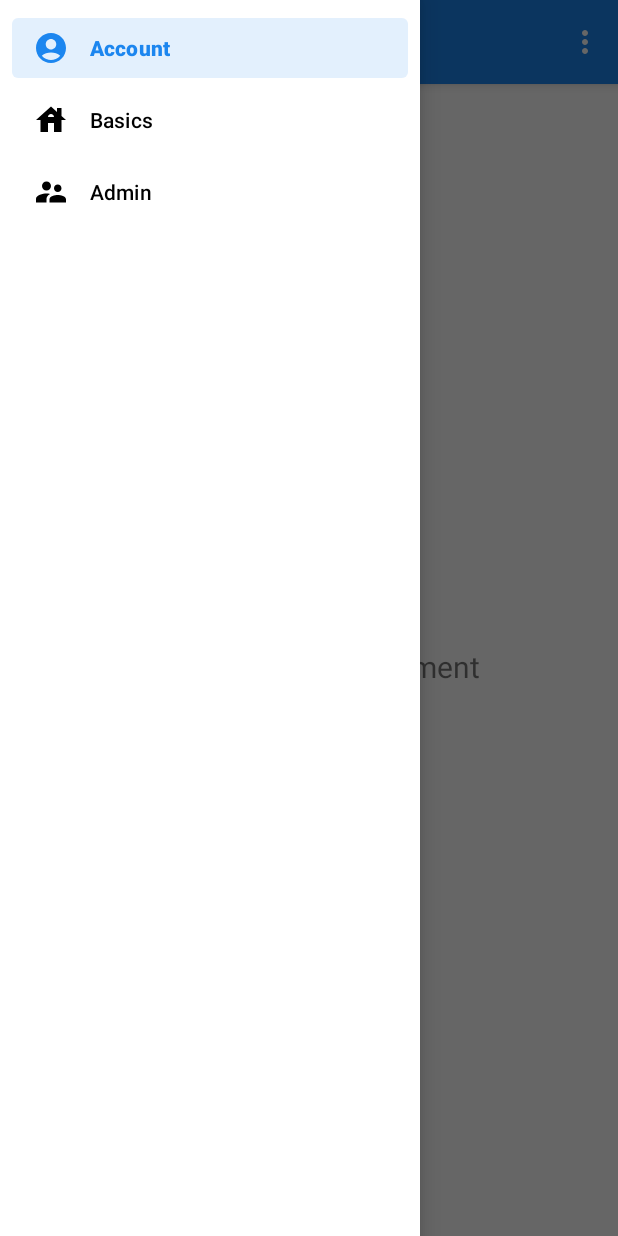
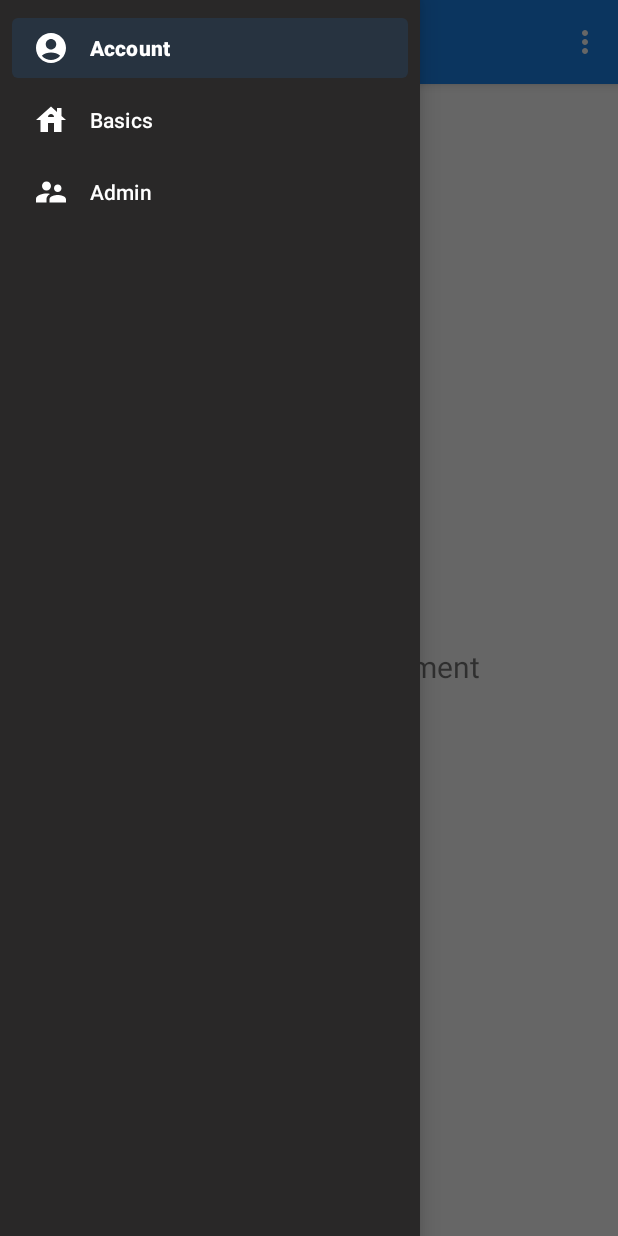
Before and after one commit to maciejglownia/HamburgerMenu, an Android app: the screen it shows after launch (MainActivity), with the side drawer open, on a phone screen of 412 x 824 dp. Run offline under Robolectric (Android 15) with nearby library versions, the phone set to English and light mode, and no system bars; our stand-ins replace navigation-ui.

Commit message:
Change background color of hamburger menu field

```diff
--- a/app/src/main/res/layout/activity_main.xml
+++ b/app/src/main/res/layout/activity_main.xml
@@ -17,10 +17,13 @@
     <com.google.android.material.navigation.NavigationView
         android:id="@+id/nav_view"
         android:layout_width="wrap_content"
+        android:background="@color/dark_grey"
+        app:itemIconTint="@color/white"
+        app:itemTextColor="@color/white"
         android:layout_height="match_parent"
         android:layout_gravity="start"
         android:fitsSystemWindows="true"
-        app:menu="@menu/activity_main_drawer" />
+        app:menu="@menu/activity_main_drawer"/>
     <!--    app:headerLayout="@layout/nav_header_main" - this can be above app:menu above-->
 
 </androidx.drawerlayout.widget.DrawerLayout>
--- a/app/src/main/res/values/colors.xml
+++ b/app/src/main/res/values/colors.xml
@@ -7,4 +7,5 @@
     <color name="teal_700">#FF018786</color>
     <color name="black">#FF000000</color>
     <color name="white">#FFFFFFFF</color>
+    <color name="dark_grey">#292828</color>
 </resources>
```
